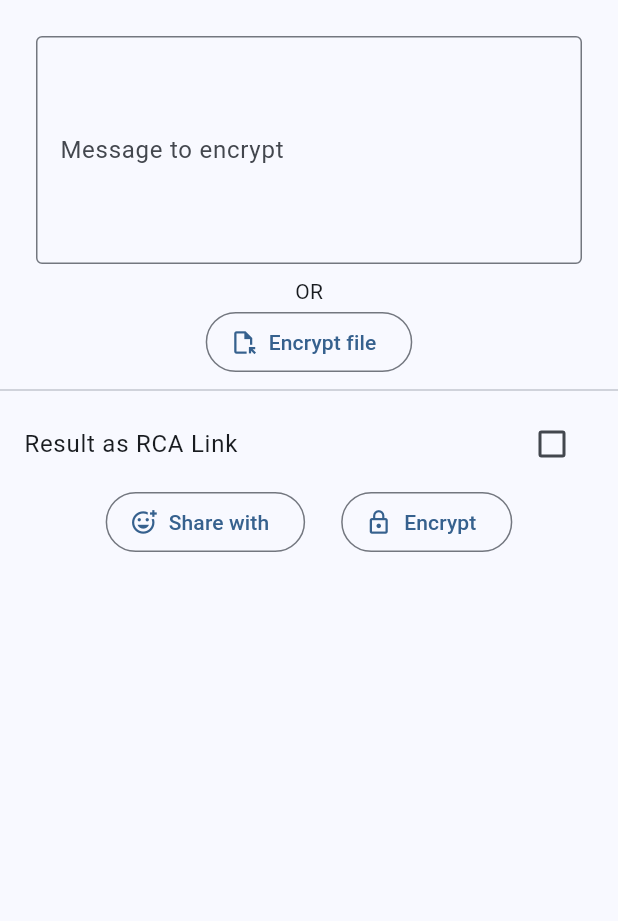
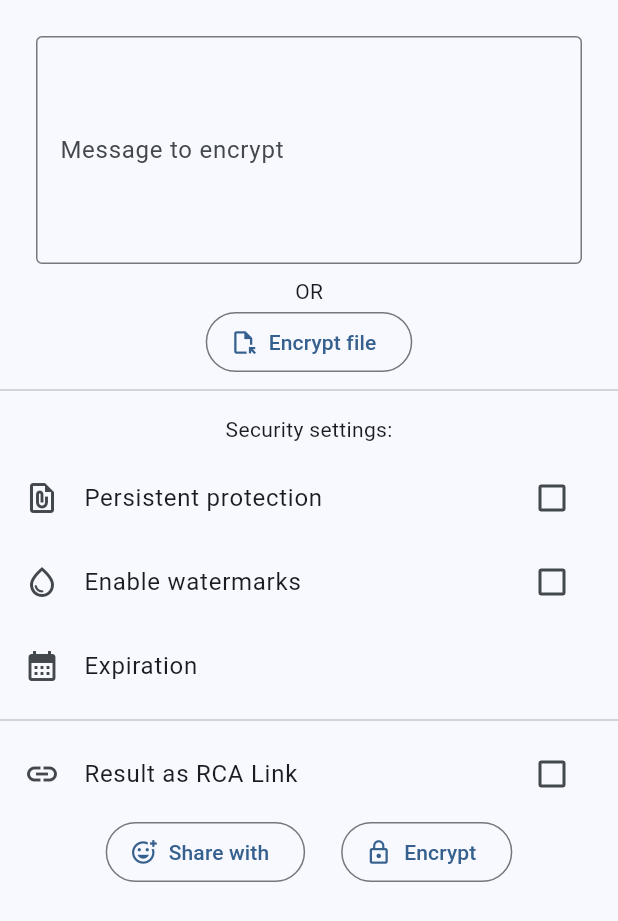
Before and after one commit to vheneraliuk/virtru-flutter-demo, a Flutter app: the EncryptWidget widget shown alone on an empty page, opened directly, on a phone screen of 412 x 824 dp. Shown: the top 921 px of the screen. Run offline on Flutter 3.47's test engine with Material 2 defaults, Android fonts, the light colour scheme and no system bars; our stand-ins replace after_layout, app_links, bloc, dio, equatable, file_picker and 7 more; missing offline and left inert: cryptography, cryptography_flutter, virtru_sdk_flutter; accounts and stored records are empty; generated files the repository leaves out were written again; statements that could not run were skipped.

Commit message:
added security settings

```diff
--- a/lib/bloc/encrypt_state.dart
+++ b/lib/bloc/encrypt_state.dart
@@ -4,6 +4,7 @@ class EncryptState extends Equatable {
   final List<String> shareWith;
   final bool loading;
   final bool encryptToRca;
+  final SecuritySettings securitySettings;
   final File? inputFile;
   final File? encryptedFile;
   final String? rcaLink;
@@ -11,6 +12,7 @@ class EncryptState extends Equatable {
 
   const EncryptState._({
     required this.shareWith,
+    required this.securitySettings,
     this.loading = false,
     this.encryptToRca = false,
     this.inputFile,
@@ -20,12 +22,16 @@ class EncryptState extends Equatable {
   });
 
   factory EncryptState.initial() {
-    return EncryptState._(shareWith: List.empty(growable: true));
+    return EncryptState._(
+      shareWith: List.empty(growable: true),
+      securitySettings: SecuritySettings.initial(),
+    );
   }
 
   EncryptState copyWith({
     String? newShareWith,
     String? removeShareWith,
+    SecuritySettings? securitySettings,
     bool loading = false,
     bool? encryptToRca,
     File? inputFile,
@@ -43,6 +49,7 @@ class EncryptState extends Equatable {
     }
     return EncryptState._(
       shareWith: newShareWithList,
+      securitySettings: securitySettings ?? this.securitySettings,
       loading: loading,
       inputFile: removeInputFile ? null : inputFile ?? this.inputFile,
       encryptToRca: encryptToRca ?? this.encryptToRca,
@@ -53,6 +60,13 @@ class EncryptState extends Equatable {
   }
 
   @override
-  List<Object?> get props =>
-      [shareWith, loading, encryptToRca, inputFile, encryptedFile, error];
+  List<Object?> get props => [
+        shareWith,
+        securitySettings,
+        loading,
+        encryptToRca,
+        inputFile,
+        encryptedFile,
+        error,
+      ];
 }
--- a/lib/model/model.dart
+++ b/lib/model/model.dart
@@ -3,3 +3,4 @@ export 'virtru_error.dart';
 export 'api_models.dart';
 export 'secure_reader_link.dart';
 export 'rca_link.dart';
+export 'security_settings.dart';
--- /dev/null
+++ b/lib/model/security_settings.dart
@@ -0,0 +1,35 @@
+import 'package:equatable/equatable.dart';
+
+class SecuritySettings extends Equatable {
+  final bool persistentProtectionEnabled;
+  final bool watermarkEnabled;
+  final DateTime? expirationDate;
+
+  factory SecuritySettings.initial() =>
+      const SecuritySettings._(false, false, null);
+
+  const SecuritySettings._(
+    this.persistentProtectionEnabled,
+    this.watermarkEnabled,
+    this.expirationDate,
+  );
+
+  SecuritySettings copyWith({
+    bool? persistentProtectionEnabled,
+    bool? watermarkEnabled,
+    DateTime? expirationDate,
+    bool removeExpiration = false,
+  }) =>
+      SecuritySettings._(
+        persistentProtectionEnabled ?? this.persistentProtectionEnabled,
+        watermarkEnabled ?? this.watermarkEnabled,
+        removeExpiration ? null : expirationDate ?? this.expirationDate,
+      );
+
+  @override
+  List<Object?> get props => [
+        persistentProtectionEnabled,
+        watermarkEnabled,
+        expirationDate,
+      ];
+}
--- a/lib/ui/widgets/encrypt_widget.dart
+++ b/lib/ui/widgets/encrypt_widget.dart
@@ -3,6 +3,7 @@ import 'dart:io';
 import 'package:file_picker/file_picker.dart';
 import 'package:flutter/material.dart';
 import 'package:flutter_bloc/flutter_bloc.dart';
+import 'package:intl/intl.dart';
 import 'package:path/path.dart' show basename;
 import 'package:share_plus/share_plus.dart';
 import 'package:virtru_demo_flutter/bloc/bloc.dart';
@@ -128,11 +129,70 @@ class _EncryptWidgetState extends State<EncryptWidget> {
                       )
                     : Container(),
                 const Divider(),
+                Column(
+                  children: [
+                    const Padding(
+                      padding: EdgeInsets.all(8.0),
+                      child: Text("Security settings:"),
+                    ),
                     CheckboxListTile(
+                      onChanged: (value) =>
+                          _bloc.setPersistentProtection(value!),
+                      activeColor: Theme.of(context).colorScheme.primary,
+                      selected:
+                          state.securitySettings.persistentProtectionEnabled,
+                      value: state.securitySettings.persistentProtectionEnabled,
+                      title: const Text("Persistent protection"),
+                      secondary: const Icon(
+                        Icons.file_present_outlined,
+                      ),
+                    ),
+                    CheckboxListTile(
+                      onChanged: (value) => _bloc.setWatermarkEnable(value!),
+                      activeColor: Theme.of(context).colorScheme.primary,
+                      selected: state.securitySettings.watermarkEnabled,
+                      value: state.securitySettings.watermarkEnabled,
+                      title: const Text("Enable watermarks"),
+                      secondary: const Icon(
+                        Icons.water_drop_outlined,
+                      ),
+                    ),
+                    ListTile(
+                      onTap: _showDatePicker,
+                      leading: const Icon(
+                        Icons.calendar_month,
+                      ),
+                      trailing: Text(
+                        state.securitySettings.expirationDate == null
+                            ? ""
+                            : DateFormat.yMMMd().format(
+                                state.securitySettings.expirationDate!,
+                              ),
+                        style: const TextStyle(fontSize: 15),
+                      ),
+                      title: Text(
+                        state.securitySettings.expirationDate == null
+                            ? "Expiration"
+                            : "Expires on",
+                      ),
+                      selectedColor: Theme.of(context).colorScheme.primary,
+                      selected: state.securitySettings.expirationDate != null,
+                    ),
+                  ],
+                ),
+                const Divider(),
+                CheckboxListTile(
+                    activeColor: Theme.of(context).colorScheme.primary,
+                    selected: state.encryptToRca,
+                    secondary: const Icon(
+                      Icons.link_outlined,
+                    ),
                     title: const Text("Result as RCA Link"),
                     value: state.encryptToRca,
                     onChanged: (value) => _bloc.setRcaLinkAsResult(value!)),
-                Row(
+                Padding(
+                  padding: const EdgeInsets.only(bottom: 24),
+                  child: Row(
                     mainAxisAlignment: MainAxisAlignment.center,
                     children: [
                       Padding(
@@ -147,6 +207,7 @@ class _EncryptWidgetState extends State<EncryptWidget> {
                           icon: const Icon(Icons.lock_outline),
                           label: const Text("Encrypt")),
                     ],
+                  ),
                 ),
               ],
             ),
@@ -208,11 +269,9 @@ class _EncryptWidgetState extends State<EncryptWidget> {
     );
     _clear();
   }
+
   void _shareLink(String rcaLink) async {
-    await Share.share(
-      rcaLink,
-      subject: "Virtru RCA Link"
-    );
+    await Share.share(rcaLink, subject: "Virtru RCA Link");
     _clear();
   }
 
@@ -230,6 +289,21 @@ class _EncryptWidgetState extends State<EncryptWidget> {
     );
   }
 
+  _showDatePicker() async {
+    final result = await showDatePicker(
+      context: context,
+      initialDate:
+          _bloc.state.securitySettings.expirationDate ?? DateTime.now(),
+      firstDate: DateTime.now(),
+      lastDate: DateTime.now().add(const Duration(days: 365)),
+      helpText: "Select expiration date",
+      cancelText: "Remove",
+      confirmText: "Set",
+    );
+
+    _bloc.setExpirationDate(result);
+  }
+
   _addFile() async {
     FilePickerResult? result = await FilePicker.platform.pickFiles();
 
```
Also changed, not shown: lib/bloc/decrypt_cubit.dart (+9 -5 lines), lib/bloc/encrypt_cubit.dart (+39 -0 lines), lib/ui/widgets/decrypt_widget.dart (+8 -5 lines), pubspec.lock. Lines whose indentation alone changed are shown as unchanged.
